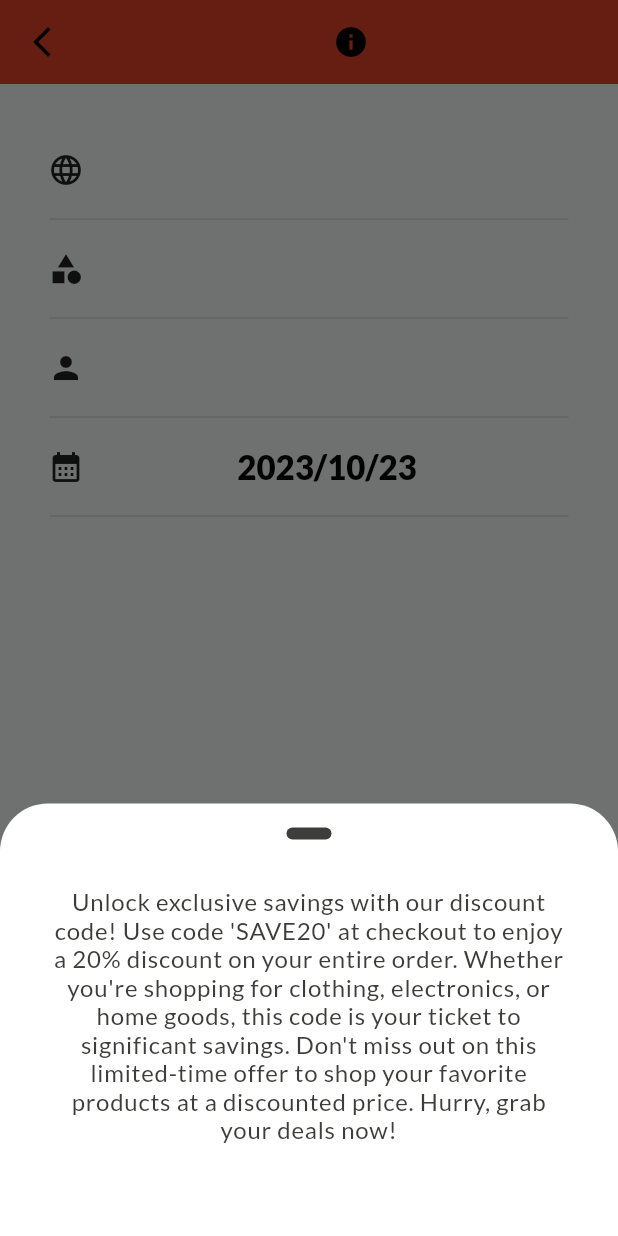
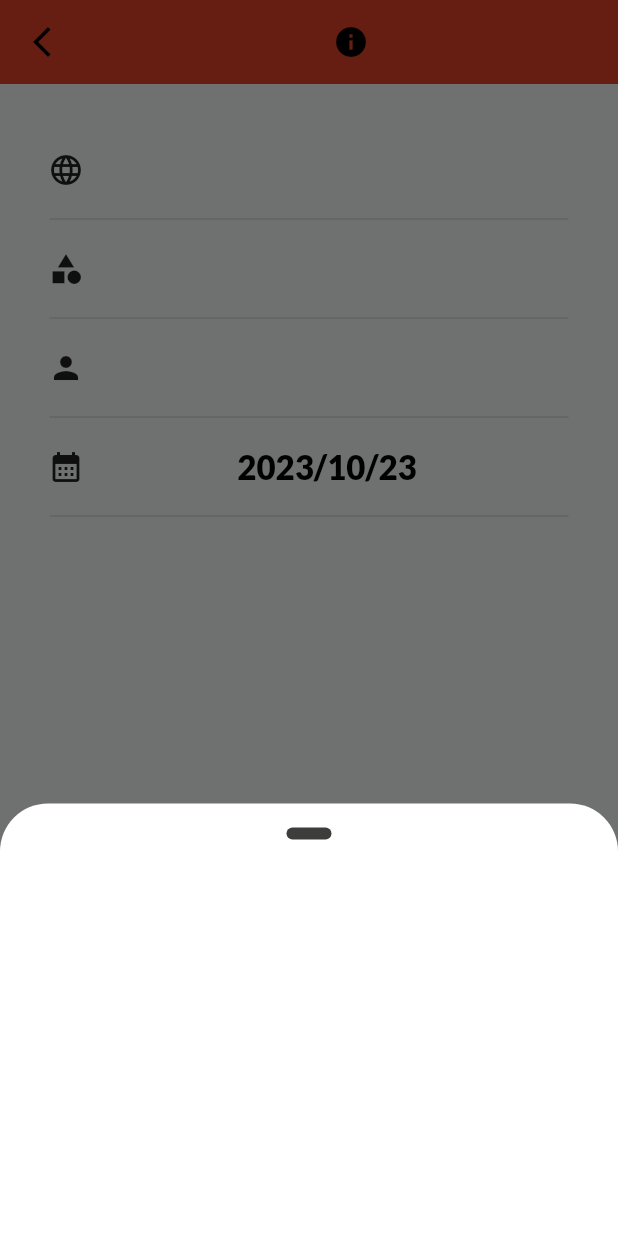
Before and after one commit to 912-Gheorghe-MihaiG09/ma-app, a Flutter app: the DiscountScreen screen opened directly with empty values, after a tap on the "info" icon, on a phone screen of 412 x 824 dp. Run offline on Flutter 3.47's test engine with Material 2 defaults, Android fonts, the phone set to English and light mode, and no system bars; our stand-ins replace bloc, equatable, flutter_bloc, google_fonts.

Commit message:
changed static text to discount description

```diff
--- a/lib/discount_management_screens/discount_screen.dart
+++ b/lib/discount_management_screens/discount_screen.dart
@@ -184,7 +184,7 @@ class DiscountScreen extends StatelessWidget {
                 Padding(
                   padding: const EdgeInsets.symmetric(vertical: 32),
                   child: Text(
-                    "Unlock exclusive savings with our discount code! Use code 'SAVE20' at checkout to enjoy a 20% discount on your entire order. Whether you're shopping for clothing, electronics, or home goods, this code is your ticket to significant savings. Don't miss out on this limited-time offer to shop your favorite products at a discounted price. Hurry, grab your deals now!",
+                    discountCode.description,
                     style: Theme.of(context).textTheme.bodyLarge,
                     textAlign: TextAlign.center,
                   ),
```
Also changed, not shown: 1 other file.
